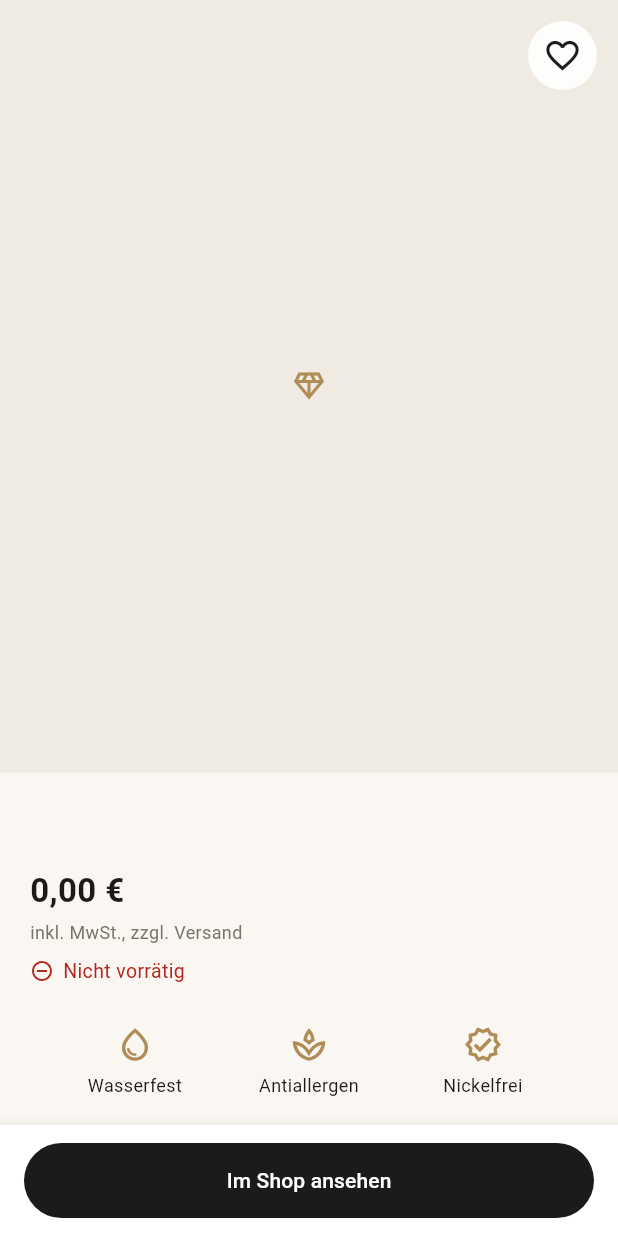
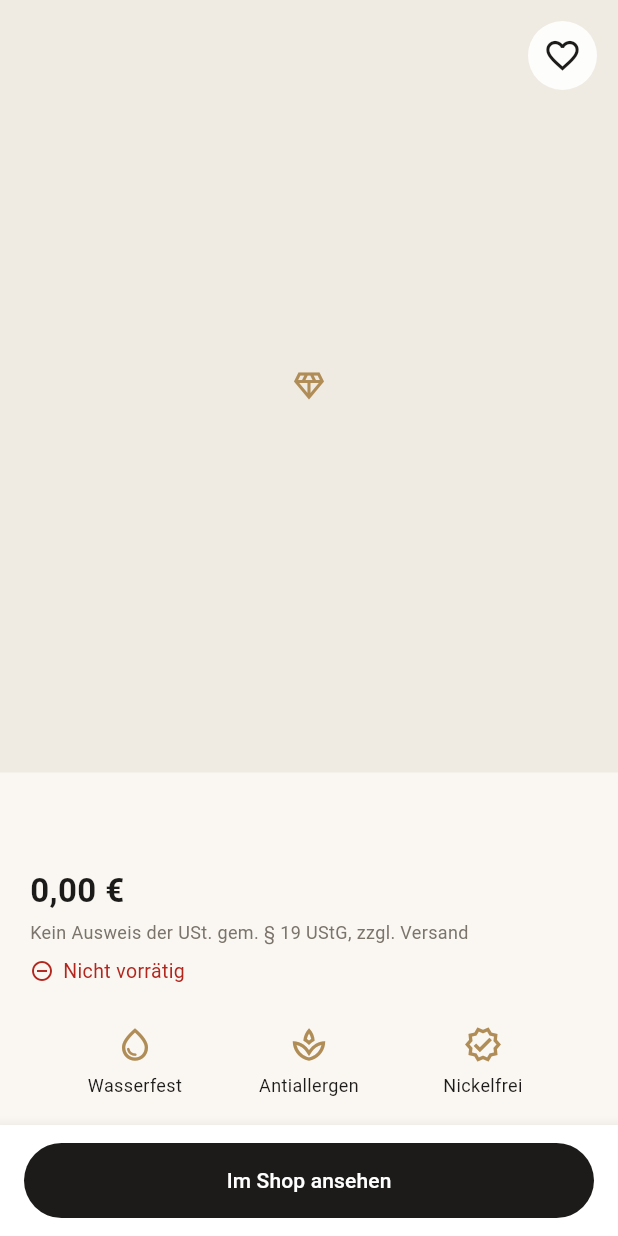
Before and after one commit to janakiram2161/arka-mobile-app, a Flutter app: the _ProductBody widget shown alone on an empty page, opened directly with empty values, on a phone screen of 412 x 824 dp. Run offline on Flutter 3.47's test engine with Material 3 defaults, Android fonts, the phone set to English and light mode, and no system bars; our stand-ins replace cached_network_image, flutter_widget_from_html_core, shared_preferences, webview_flutter; accounts and stored records are empty; network calls fail.

Commit message:
Price note: small-business rule (§ 19 UStG) instead of 'inkl. MwSt.'
Co-Authored-By: Claude Opus 5.5 <noreply@anthropic.com>
Claude-Session: https://claude.ai/code/session_01BZgSKQArMp6PMGdd3WzWJR

```diff
--- a/lib/screens/cart_screen.dart
+++ b/lib/screens/cart_screen.dart
@@ -65,7 +65,7 @@ class CartScreen extends StatelessWidget {
                         const Align(
                           alignment: Alignment.centerLeft,
                           child: Text(
-                            'inkl. MwSt., zzgl. Versand. Gutscheine und Endbetrag an der Kasse.',
+                            'Kein Ausweis der USt. gem. § 19 UStG, zzgl. Versand. Gutscheine und Endbetrag an der Kasse.',
                             style: TextStyle(fontSize: 12, color: ArkaColors.muted),
                           ),
                         ),
--- a/lib/screens/product_screen.dart
+++ b/lib/screens/product_screen.dart
@@ -289,7 +289,7 @@ class _ProductBodyState extends State<_ProductBody> {
                       ],
                     ),
                     const SizedBox(height: 4),
-                    const Text('inkl. MwSt., zzgl. Versand', style: TextStyle(fontSize: 12, color: ArkaColors.muted)),
+                    const Text('Kein Ausweis der USt. gem. § 19 UStG, zzgl. Versand', style: TextStyle(fontSize: 12, color: ArkaColors.muted)),
                     const SizedBox(height: 8),
                     _StockLine(inStock: _inStock, text: _variationProduct?.stockText ?? p.stockText),
                     if (p.shortDescription.isNotEmpty) ...[
```
